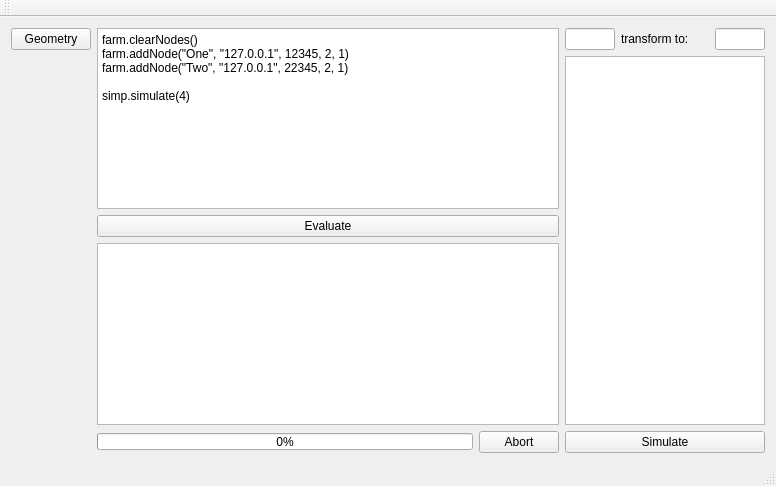
Above: ants3bundle/src/ants3/gui/mainwindow.ui from andrmor/ANTS3bundle before the change. Below: the same form after it.
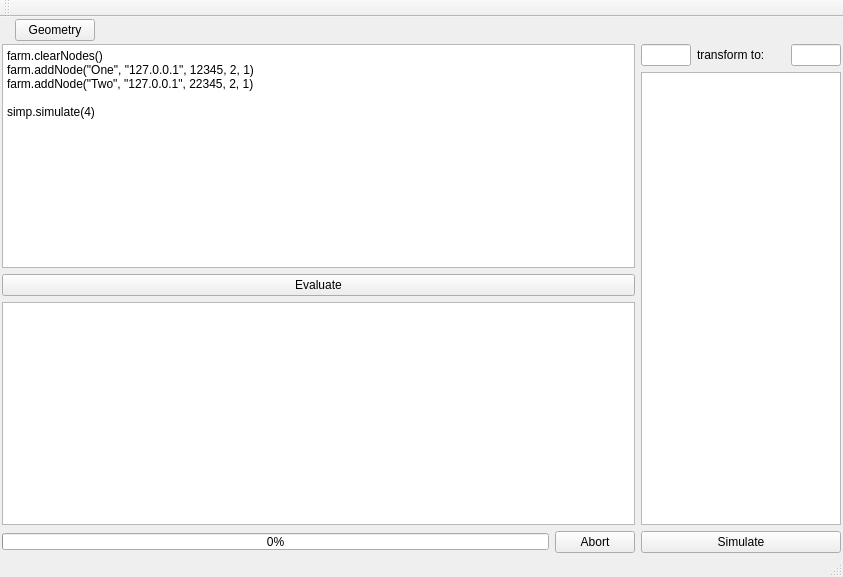
That is the form after the change. Icons and pictures are not drawn.

```diff
--- a/ants3bundle/src/ants3/gui/mainwindow.ui
+++ b/ants3bundle/src/ants3/gui/mainwindow.ui
@@ -6,20 +6,42 @@
    <rect>
     <x>0</x>
     <y>0</y>
-    <width>776</width>
-    <height>486</height>
+    <width>843</width>
+    <height>577</height>
    </rect>
   </property>
   <property name="windowTitle">
    <string>MainWindow</string>
   </property>
   <widget class="QWidget" name="centralWidget">
-   <layout class="QHBoxLayout" name="horizontalLayout">
-    <item>
-     <layout class="QVBoxLayout" name="vlButtons">
+   <layout class="QVBoxLayout" name="verticalLayout_3">
+    <property name="spacing">
+     <number>3</number>
+    </property>
+    <property name="leftMargin">
+     <number>2</number>
+    </property>
+    <property name="topMargin">
+     <number>2</number>
+    </property>
       <property name="rightMargin">
-       <number>0</number>
-      </property>
+     <number>2</number>
+    </property>
+    <property name="bottomMargin">
+     <number>2</number>
+    </property>
+    <item>
+     <layout class="QHBoxLayout" name="horizontalLayout_4">
+      <item>
+       <widget class="QLabel" name="label_2">
+        <property name="text">
+         <string/>
+        </property>
+        <property name="pixmap">
+         <pixmap resource="../resources.qrc">:/images/gui/images/ant.png</pixmap>
+        </property>
+       </widget>
+      </item>
       <item>
        <widget class="QPushButton" name="pbGeometry">
         <property name="text">
@@ -28,14 +50,14 @@
        </widget>
       </item>
       <item>
-       <spacer name="verticalSpacer">
+       <spacer name="horizontalSpacer">
         <property name="orientation">
-         <enum>Qt::Vertical</enum>
+         <enum>Qt::Horizontal</enum>
         </property>
         <property name="sizeHint" stdset="0">
          <size>
-          <width>20</width>
-          <height>40</height>
+          <width>40</width>
+          <height>20</height>
          </size>
         </property>
        </spacer>
@@ -43,6 +65,8 @@
      </layout>
     </item>
     <item>
+     <layout class="QHBoxLayout" name="horizontalLayout">
+      <item>
      <layout class="QVBoxLayout" name="verticalLayout">
       <item>
        <widget class="QPlainTextEdit" name="pteScript">
@@ -189,6 +213,8 @@
      </layout>
     </item>
    </layout>
+    </item>
+   </layout>
   </widget>
   <widget class="QMenuBar" name="menuBar">
    <property name="geometry">
```
Left out of the diff: 6 changed lines with no effect on the pictures. Lines whose indentation alone changed are shown as unchanged.
